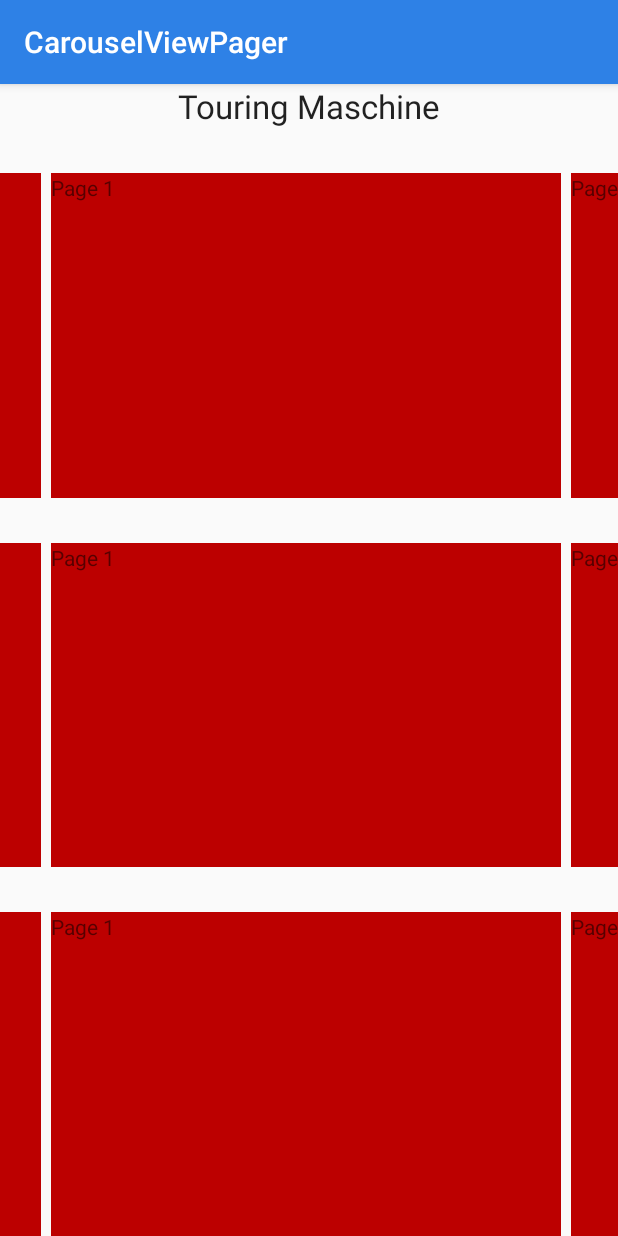
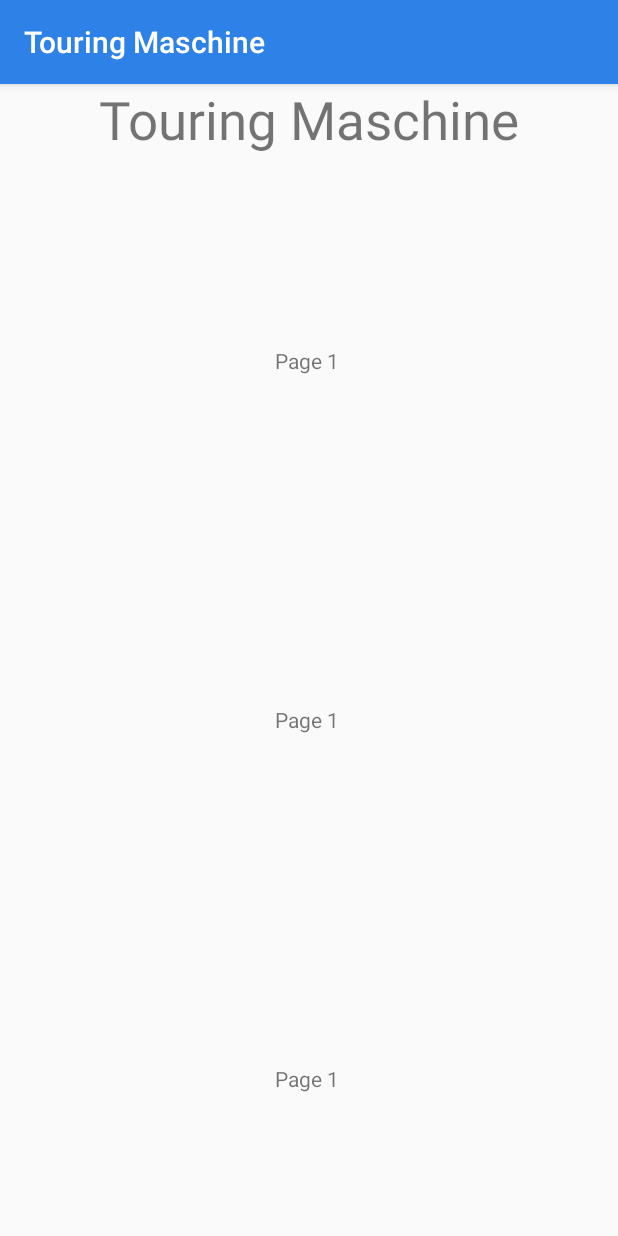
Before and after one commit to Aentfs/CarouselViewPager, an Android app: the screen it shows after launch (MainActivity), on a phone screen of 412 x 824 dp. Run offline under Robolectric (Android 15) with nearby library versions, the light colour scheme and no system bars.

Commit message:
Fix design

```diff
--- a/app/src/main/res/layout/activity_main.xml
+++ b/app/src/main/res/layout/activity_main.xml
@@ -9,10 +9,11 @@
     <TextView
         android:id="@+id/caption"
         android:layout_width="match_parent"
-        android:layout_height="wrap_content"
+        android:layout_height="50dp"
+        android:layout_gravity="center"
         android:text="Touring Maschine"
         android:textAlignment="center"
-        android:textAppearance="@android:style/TextAppearance.DeviceDefault.Large" />
+        android:textSize="@dimen/activity_header_size" />
 
     <android.support.v4.view.ViewPager
         android:id="@+id/vp_slider1"
--- a/app/src/main/res/layout/fragment_slide.xml
+++ b/app/src/main/res/layout/fragment_slide.xml
@@ -2,12 +2,13 @@
     xmlns:tools="http://schemas.android.com/tools"
     android:layout_width="match_parent"
     android:layout_height="match_parent"
-    android:background="@color/colorAccent"
     tools:context=".SlideFragment">
 
     <TextView
         android:id="@+id/text"
         android:layout_width="match_parent"
         android:layout_height="wrap_content"
+        android:layout_gravity="center"
+        android:textAlignment="center"
         android:text="@string/hello_blank_fragment" />
 </FrameLayout>
--- a/app/src/main/res/values/dimens.xml
+++ b/app/src/main/res/values/dimens.xml
@@ -2,4 +2,5 @@
     <!-- Default screen margins, per the Android Design guidelines. -->
     <dimen name="activity_horizontal_margin">16dp</dimen>
     <dimen name="activity_vertical_margin">16dp</dimen>
+    <dimen name="activity_header_size">35sp</dimen>
 </resources>
--- a/app/src/main/res/values/strings.xml
+++ b/app/src/main/res/values/strings.xml
@@ -1,5 +1,5 @@
 <resources>
-    <string name="app_name">CarouselViewPager</string>
+    <string name="app_name">Touring Maschine</string>
 
     <!-- TODO: Remove or change this placeholder text -->
     <string name="hello_blank_fragment">Hello blank fragment</string>
```
